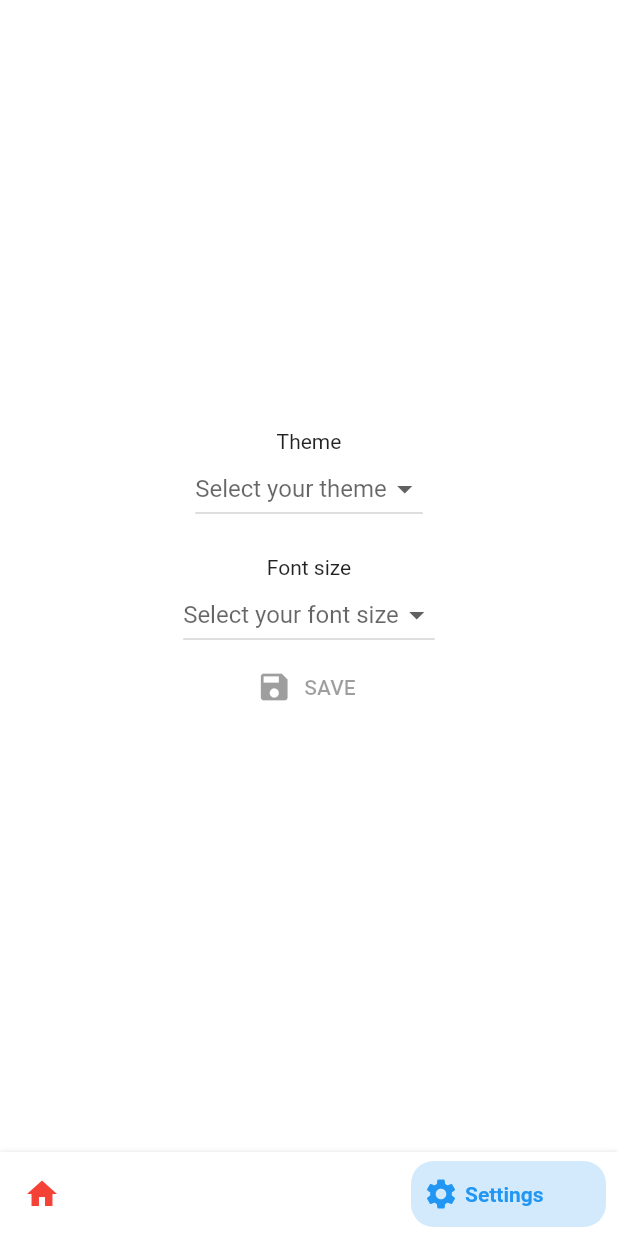
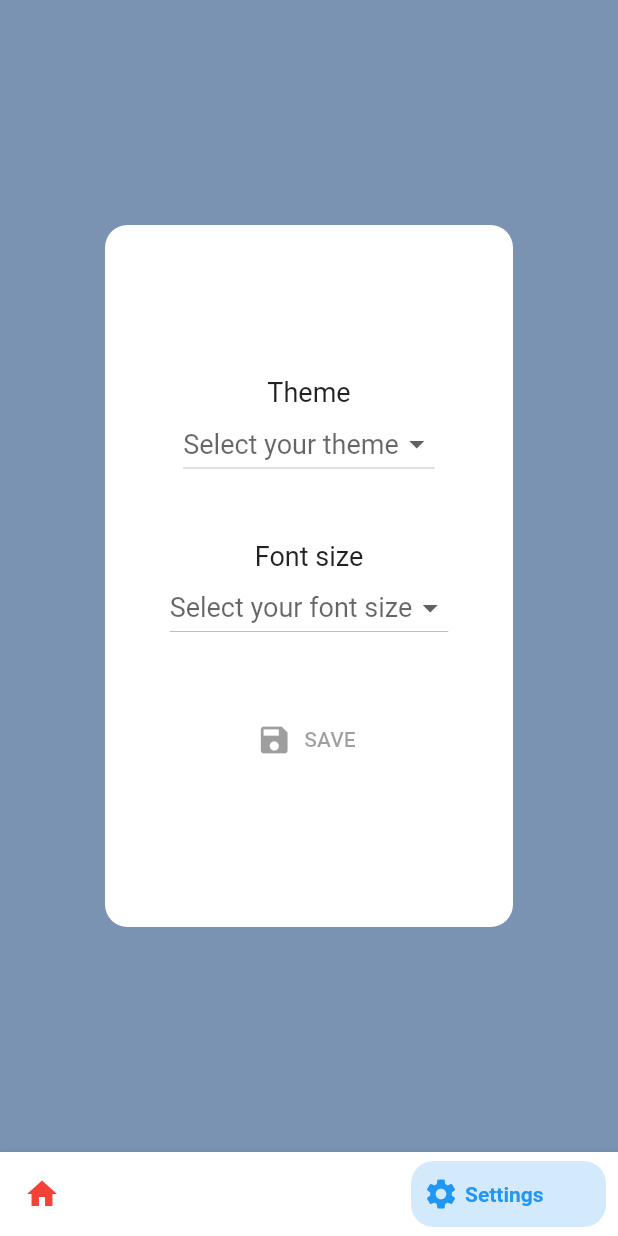
Before and after one commit to wooleah/pay-attention-to-me, a Flutter app: the screen it shows after launch, swiped to page 2, on a phone screen of 412 x 824 dp. Run offline on Flutter 3.47's test engine with Material 2 defaults, Android fonts, the phone set to English and light mode, and no system bars; drawn by our look-alikes of bottom_navy_bar; our stand-ins replace flutter_slidable, flutter_vector_icons, reorderables, shared_preferences; missing offline and left inert: esys_flutter_share, flutter_sound.

Commit message:
Added more designs

```diff
--- a/lib/models/audiofile.dart
+++ b/lib/models/audiofile.dart
@@ -6,10 +6,11 @@ class AudioFile {
   String title;
   Color color;
   int colorIndex;
+  String background;
 
-  AudioFile({this.path, this.uri, this.title, this.color, this.colorIndex});
+  AudioFile({this.path, this.uri, this.title, this.color, this.colorIndex, this.background});
 
-  update({String newPath, String newUri, String newTitle, Color color, int colorIndex}) {
+  update({String newPath, String newUri, String newTitle, Color color, int colorIndex, String background}) {
     if (newPath != null) {
       this.path = newPath;
     }
@@ -22,6 +23,9 @@ class AudioFile {
     if (color != null) {
       this.color = color;
     }
+    if (background != null) {
+      this.background = background;
+    }
     if (colorIndex != null) {
       this.colorIndex = colorIndex;
     }
--- a/lib/settings_page.dart
+++ b/lib/settings_page.dart
@@ -19,18 +19,28 @@ class _SettingsPageState extends State<SettingsPage> {
   @override
   Widget build(BuildContext context) {
     return Container(
+      decoration: BoxDecoration(
+        color: Color(0xff7B93B3),
+        // image: DecorationImage(image: AssetImage('assets/images/stripes.png'), fit: BoxFit.fill)
+      ),
+      padding: const EdgeInsets.symmetric(vertical: 150, horizontal: 70),
+      child: Container(
+        decoration: BoxDecoration(
           color: Colors.white,
+          // border: Border.all(color: Colors.black, width: 1),
+          borderRadius: BorderRadius.circular(15)
+        ),
         child: Column(
           mainAxisAlignment: MainAxisAlignment.center,
           children: <Widget>[
-          Text('Theme'),
+            Text('Theme', style: TextStyle(fontSize: 18),),
             DropdownButton(
               value: _selectedTheme,
-            hint: Text('Select your theme'),
+              hint: Text('Select your theme', style: TextStyle(fontSize: 18),),
               items: Constants.ThemeList.values.map((theme) {
                 return DropdownMenuItem(
                   child: Container(
-                  child: Text(theme['themeName']),
+                    child: Text(theme['themeName'], style: TextStyle(fontSize: 18),),
                   ),
                   value: theme,
                 );
@@ -42,15 +52,15 @@ class _SettingsPageState extends State<SettingsPage> {
                 });
               },
             ),
-          SizedBox(height: 20),
-          Text('Font size'),
+            SizedBox(height: 40),
+            Text('Font size', style: TextStyle(fontSize: 18),),
             DropdownButton(
               value: _selectedFontSize,
-            hint: Text('Select your font size'),
+              hint: Text('Select your font size', style: TextStyle(fontSize: 18),),
               items: Constants.FontSizes.keys.map((sizeName) {
                 return DropdownMenuItem(
                   child: Container(
-                  child: Text(sizeName),
+                    child: Text(sizeName, style: TextStyle(fontSize: 18),),
                   ),
                   value: Constants.FontSizes[sizeName],
                 );
@@ -62,6 +72,7 @@ class _SettingsPageState extends State<SettingsPage> {
                 });
               },
             ),
+            SizedBox(height: 40),
             RaisedButton.icon(
               onPressed: _saveEnabled ? () {
                 widget.onSettingsSave(_selectedTheme, _selectedFontSize);
@@ -72,6 +83,7 @@ class _SettingsPageState extends State<SettingsPage> {
             )
           ],
         ),
+      ),
     );
   }
 }
--- a/lib/wrapper.dart
+++ b/lib/wrapper.dart
@@ -33,13 +33,14 @@ class _WrapperState extends State<Wrapper> {
       _audioFileList = Directory('${docDir.path}/audio')
           .listSync()
           .map((file) {
-            int colorIndex = count++ % _theme['colors'].length;
+            int colorIndex = count++ % _theme['themeSet'].length;
             _lastColorIndex = colorIndex;
             return new AudioFile(
               uri: file.uri.toString(),
               path: file.path,
               title: path.basenameWithoutExtension(file.path),
-              color: _theme['colors'][colorIndex],
+              color: _theme['themeSet'][colorIndex]['color'],
+              background: _theme['themeSet'][colorIndex]['background'],
               colorIndex: colorIndex,
             );
           })
```
Also changed, not shown: lib/constants.dart (+43 -4 lines), lib/home_screen.dart (+18 -36 lines), lib/widgets/file_name_dialog.dart (added, +50 -0 lines), assets/images/astronaut.png (added), assets/images/cattail.png (added), assets/images/clouds.png (added), assets/images/earth.png (added), assets/images/paws.png (added), assets/images/stars.png (added), assets/images/stripes.png (added), assets/images/tent.png (added), assets/images/tunacat.png (added), assets/images/ufos.png (added). Lines whose indentation alone changed are shown as unchanged.
